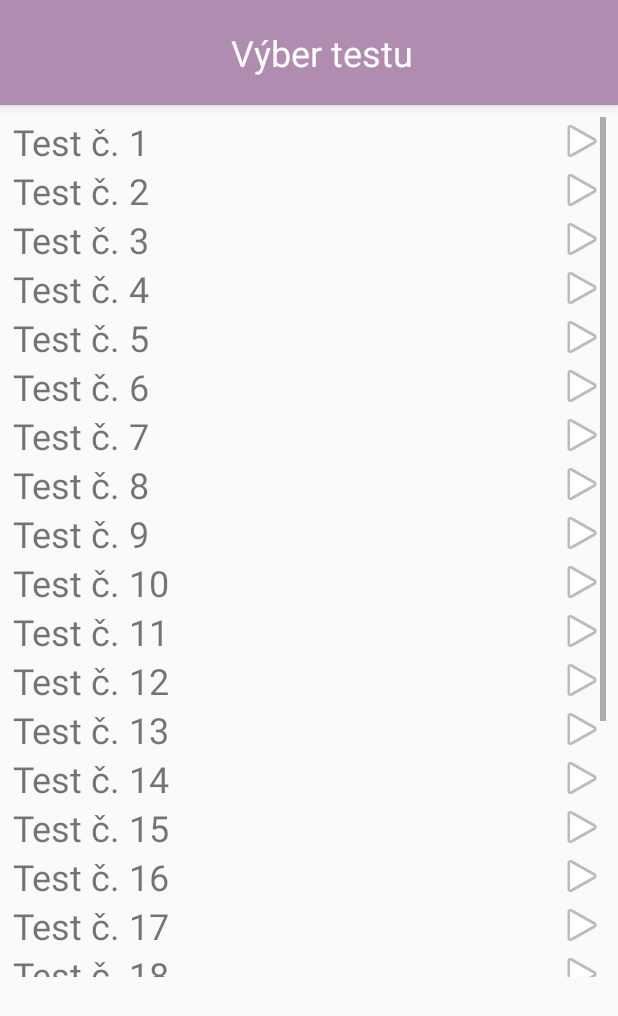
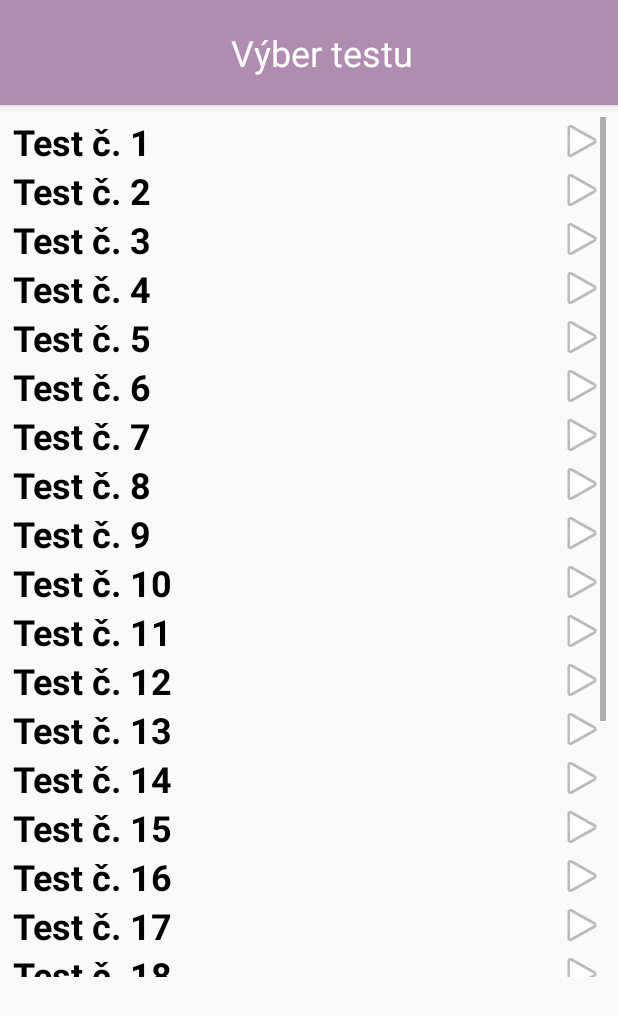
Before and after one commit to xbohov01/FIT2018_19-ITU, an Android app: the layout activity_test_selection.xml on its own in the app's theme, with its tools: preview values and no code run, on a phone screen of 412 x 824 dp. Shown: the top 1016 px of the screen. Run offline under Robolectric (Android 15) with nearby library versions, the light colour scheme and no system bars.

Commit message:
fixed test return crash

```diff
--- a/app/src/main/java/team7/itu2018/RandomTestActivity.java
+++ b/app/src/main/java/team7/itu2018/RandomTestActivity.java
@@ -165,19 +165,15 @@ public class RandomTestActivity extends AppCompatActivity {
         minutes = 20;
     }
 
-    public void setPoints (View view, String pointsText){
-        TextView textView = (TextView) findViewById(R.id.points);
-        textView.setText(pointsText);
-    }
 
     public void endTest(View view){
-        stopTimer();
+        //stopTimer();
         finish();
     }
 
     @Override
     public void onBackPressed(){
-        stopTimer();
+        //stopTimer();
         finish();
     }
 }
--- a/app/src/main/res/layout/activity_test_selection.xml
+++ b/app/src/main/res/layout/activity_test_selection.xml
@@ -68,175 +68,225 @@
                 android:layout_width="match_parent"
                 android:layout_height="wrap_content"
                 android:drawableRight="@android:drawable/ic_media_play"
+                android:textColor="@color/text_dark"
                 android:textSize="24sp"
+                android:textStyle="bold"
                 tools:text="Test č. 1" />
 
             <TextView
                 android:layout_width="match_parent"
                 android:layout_height="wrap_content"
                 android:drawableRight="@android:drawable/ic_media_play"
+                android:textColor="@color/text_dark"
                 android:textSize="24sp"
+                android:textStyle="bold"
                 tools:text="Test č. 2" />
 
             <TextView
                 android:layout_width="match_parent"
                 android:layout_height="wrap_content"
                 android:drawableRight="@android:drawable/ic_media_play"
+                android:textColor="@color/text_dark"
                 android:textSize="24sp"
+                android:textStyle="bold"
                 tools:text="Test č. 3" />
 
             <TextView
                 android:layout_width="match_parent"
                 android:layout_height="wrap_content"
                 android:drawableRight="@android:drawable/ic_media_play"
+                android:textColor="@color/text_dark"
                 android:textSize="24sp"
+                android:textStyle="bold"
                 tools:text="Test č. 4" />
 
             <TextView
                 android:layout_width="match_parent"
                 android:layout_height="wrap_content"
                 android:drawableRight="@android:drawable/ic_media_play"
+                android:textColor="@color/text_dark"
                 android:textSize="24sp"
+                android:textStyle="bold"
                 tools:text="Test č. 5" />
 
             <TextView
                 android:layout_width="match_parent"
                 android:layout_height="wrap_content"
                 android:drawableRight="@android:drawable/ic_media_play"
+                android:textColor="@color/text_dark"
                 android:textSize="24sp"
+                android:textStyle="bold"
                 tools:text="Test č. 6" />
 
             <TextView
                 android:layout_width="match_parent"
                 android:layout_height="wrap_content"
                 android:drawableRight="@android:drawable/ic_media_play"
+                android:textColor="@color/text_dark"
                 android:textSize="24sp"
+                android:textStyle="bold"
                 tools:text="Test č. 7" />
 
             <TextView
                 android:layout_width="match_parent"
                 android:layout_height="wrap_content"
                 android:drawableRight="@android:drawable/ic_media_play"
+                android:textColor="@color/text_dark"
                 android:textSize="24sp"
+                android:textStyle="bold"
                 tools:text="Test č. 8" />
 
             <TextView
                 android:layout_width="match_parent"
                 android:layout_height="wrap_content"
                 android:drawableRight="@android:drawable/ic_media_play"
+                android:textColor="@color/text_dark"
                 android:textSize="24sp"
+                android:textStyle="bold"
                 tools:text="Test č. 9" />
 
             <TextView
                 android:layout_width="match_parent"
                 android:layout_height="wrap_content"
                 android:drawableRight="@android:drawable/ic_media_play"
+                android:textColor="@color/text_dark"
                 android:textSize="24sp"
-                tools:text="Test č. 10" />
+                tools:text="Test č. 10"
+                android:textStyle="bold" />
 
             <TextView
                 android:layout_width="match_parent"
                 android:layout_height="wrap_content"
                 android:drawableRight="@android:drawable/ic_media_play"
+                android:textColor="@color/text_dark"
                 android:textSize="24sp"
+                android:textStyle="bold"
                 tools:text="Test č. 11" />
 
             <TextView
                 android:layout_width="match_parent"
                 android:layout_height="wrap_content"
                 android:drawableRight="@android:drawable/ic_media_play"
+                android:textColor="@color/text_dark"
                 android:textSize="24sp"
+                android:textStyle="bold"
                 tools:text="Test č. 12" />
 
             <TextView
                 android:layout_width="match_parent"
                 android:layout_height="wrap_content"
                 android:drawableRight="@android:drawable/ic_media_play"
+                android:textColor="@color/text_dark"
                 android:textSize="24sp"
+                android:textStyle="bold"
                 tools:text="Test č. 13" />
 
             <TextView
                 android:layout_width="match_parent"
                 android:layout_height="wrap_content"
                 android:drawableRight="@android:drawable/ic_media_play"
+                android:textColor="@color/text_dark"
                 android:textSize="24sp"
+                android:textStyle="bold"
                 tools:text="Test č. 14" />
 
             <TextView
                 android:layout_width="match_parent"
                 android:layout_height="wrap_content"
                 android:drawableRight="@android:drawable/ic_media_play"
+                android:textColor="@color/text_dark"
                 android:textSize="24sp"
+                android:textStyle="bold"
                 tools:text="Test č. 15" />
 
             <TextView
                 android:layout_width="match_parent"
                 android:layout_height="wrap_content"
                 android:drawableRight="@android:drawable/ic_media_play"
+                android:textColor="@color/text_dark"
                 android:textSize="24sp"
+                android:textStyle="bold"
                 tools:text="Test č. 16" />
 
             <TextView
                 android:layout_width="match_parent"
                 android:layout_height="wrap_content"
                 android:drawableRight="@android:drawable/ic_media_play"
+                android:textColor="@color/text_dark"
                 android:textSize="24sp"
+                android:textStyle="bold"
                 tools:text="Test č. 17" />
 
             <TextView
                 android:layout_width="match_parent"
                 android:layout_height="wrap_content"
                 android:drawableRight="@android:drawable/ic_media_play"
+                android:textColor="@color/text_dark"
                 android:textSize="24sp"
+                android:textStyle="bold"
                 tools:text="Test č. 18" />
 
             <TextView
                 android:layout_width="match_parent"
                 android:layout_height="wrap_content"
                 android:drawableRight="@android:drawable/ic_media_play"
+                android:textColor="@color/text_dark"
                 android:textSize="24sp"
+                android:textStyle="bold"
                 tools:text="Test č. 19" />
 
             <TextView
                 android:layout_width="match_parent"
                 android:layout_height="wrap_content"
                 android:drawableRight="@android:drawable/ic_media_play"
+                android:textColor="@color/text_dark"
                 android:textSize="24sp"
+                android:textStyle="bold"
                 tools:text="Test č. 20" />
 
             <TextView
                 android:layout_width="match_parent"
                 android:layout_height="wrap_content"
                 android:drawableRight="@android:drawable/ic_media_play"
+                android:textColor="@color/text_dark"
                 android:textSize="24sp"
+                android:textStyle="bold"
                 tools:text="Test č. 21" />
 
             <TextView
                 android:layout_width="match_parent"
                 android:layout_height="wrap_content"
                 android:drawableRight="@android:drawable/ic_media_play"
+                android:textColor="@color/text_dark"
                 android:textSize="24sp"
+                android:textStyle="bold"
                 tools:text="Test č. 22" />
 
             <TextView
                 android:layout_width="match_parent"
                 android:layout_height="wrap_content"
                 android:drawableRight="@android:drawable/ic_media_play"
+                android:textColor="@color/text_dark"
                 android:textSize="24sp"
+                android:textStyle="bold"
                 tools:text="Test č. 23" />
 
             <TextView
                 android:layout_width="match_parent"
                 android:layout_height="wrap_content"
                 android:drawableRight="@android:drawable/ic_media_play"
+                android:textColor="@color/text_dark"
                 android:textSize="24sp"
+                android:textStyle="bold"
                 tools:text="Test č. 24" />
 
             <TextView
                 android:layout_width="match_parent"
                 android:layout_height="wrap_content"
                 android:drawableRight="@android:drawable/ic_media_play"
+                android:textColor="@color/text_dark"
                 android:textSize="24sp"
+                android:textStyle="bold"
                 tools:text="Test č. 25" />
 
         </LinearLayout>
--- a/app/src/main/res/values/colors.xml
+++ b/app/src/main/res/values/colors.xml
@@ -6,4 +6,5 @@
     <color name="text_toolbar_dark">#84528a</color>
     <color name="text_white">#ffffff</color>
     <color name="colorGreen">#92d7ba</color>
+    <color name="text_dark">#000000</color>
 </resources>
```
